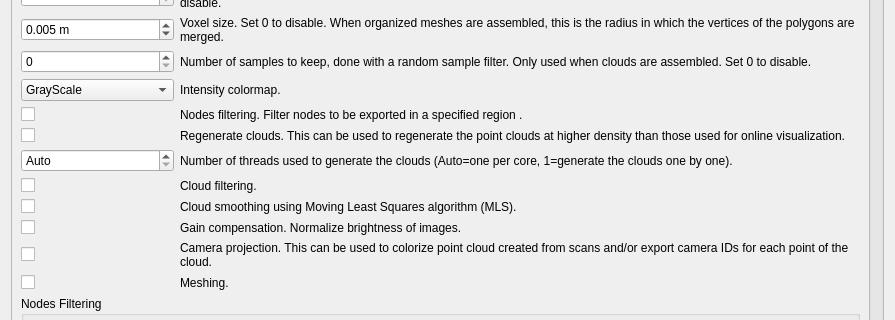
Old version of the form guilib/src/ui/exportCloudsDialog.ui in the repository torjusti/rtabmap; both pictures show x 0 to 895 and y 216 to 536 of the 895 by 869 pixel window.
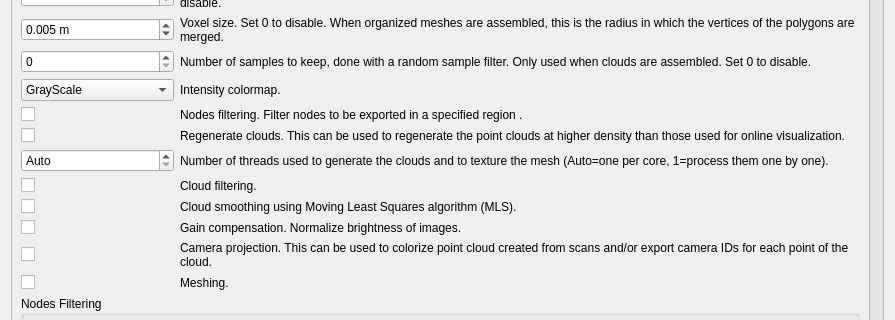
New version of the form.

Commit message: Parallelized texturing phase the same way than cloud generation

Patch:
```diff
--- a/guilib/src/ui/exportCloudsDialog.ui
+++ b/guilib/src/ui/exportCloudsDialog.ui
@@ -422,7 +422,7 @@
          <item row="14" column="1">
           <widget class="QLabel" name="label_generationThreads">
            <property name="text">
-            <string>Number of threads used to generate the clouds (Auto=one per core, 1=generate the clouds one by one).</string>
+            <string>Number of threads used to generate the clouds and to texture the mesh (Auto=one per core, 1=process them one by one).</string>
            </property>
            <property name="wordWrap">
             <bool>true</bool>
```
Left out of the diff: 4 changed lines with no effect on the pictures. The commit also changes 7 other files.
